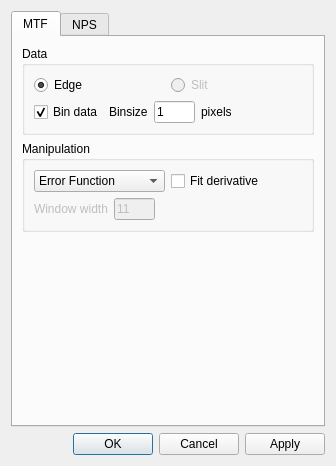
Above: SpidrMpx3Eq/optionsdialog.ui from navrit/dexter before the change. Below: the same form after it.
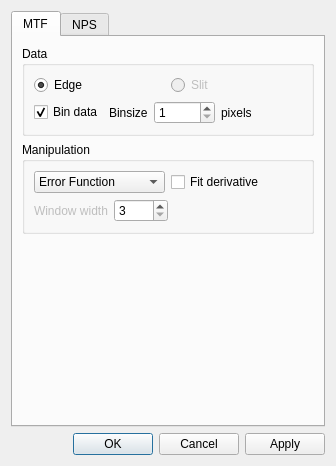
That is the form after the change. The open tabs and pages were chosen to show the change.

Diff of the .ui file:
```diff
--- a/SpidrMpx3Eq/optionsdialog.ui
+++ b/SpidrMpx3Eq/optionsdialog.ui
@@ -98,15 +98,12 @@
              </widget>
             </item>
             <item>
-             <widget class="QLineEdit" name="binSizeLineEdit">
-              <property name="maximumSize">
-               <size>
-                <width>41</width>
-                <height>16777215</height>
-               </size>
+             <widget class="QSpinBox" name="binSizeSpinBox">
+              <property name="minimum">
+               <number>1</number>
               </property>
-              <property name="text">
-               <string>1</string>
+              <property name="maximum">
+               <number>10000</number>
               </property>
              </widget>
             </item>
@@ -179,18 +176,12 @@
              </widget>
             </item>
             <item>
-             <widget class="QLineEdit" name="windowLineEdit">
-              <property name="enabled">
-               <bool>false</bool>
+             <widget class="QSpinBox" name="windowSpinBox">
+              <property name="minimum">
+               <number>3</number>
               </property>
-              <property name="maximumSize">
-               <size>
-                <width>41</width>
-                <height>16777215</height>
-               </size>
-              </property>
-              <property name="text">
-               <string>11</string>
+              <property name="maximum">
+               <number>1000</number>
               </property>
              </widget>
             </item>
```
Left out of the diff: 2 changed lines with no effect on the pictures.
